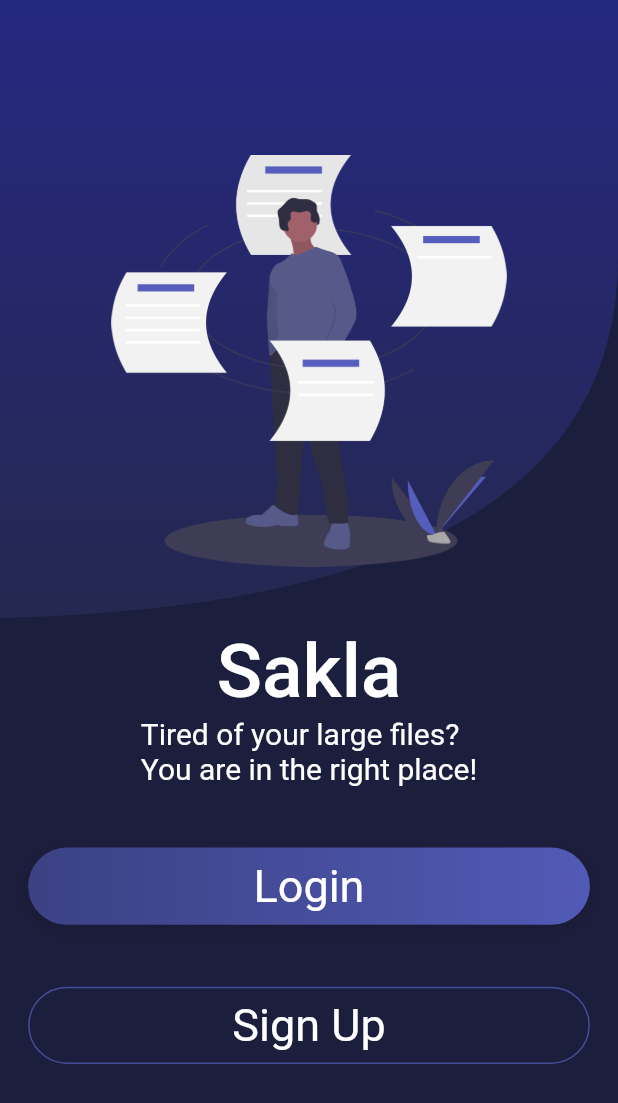
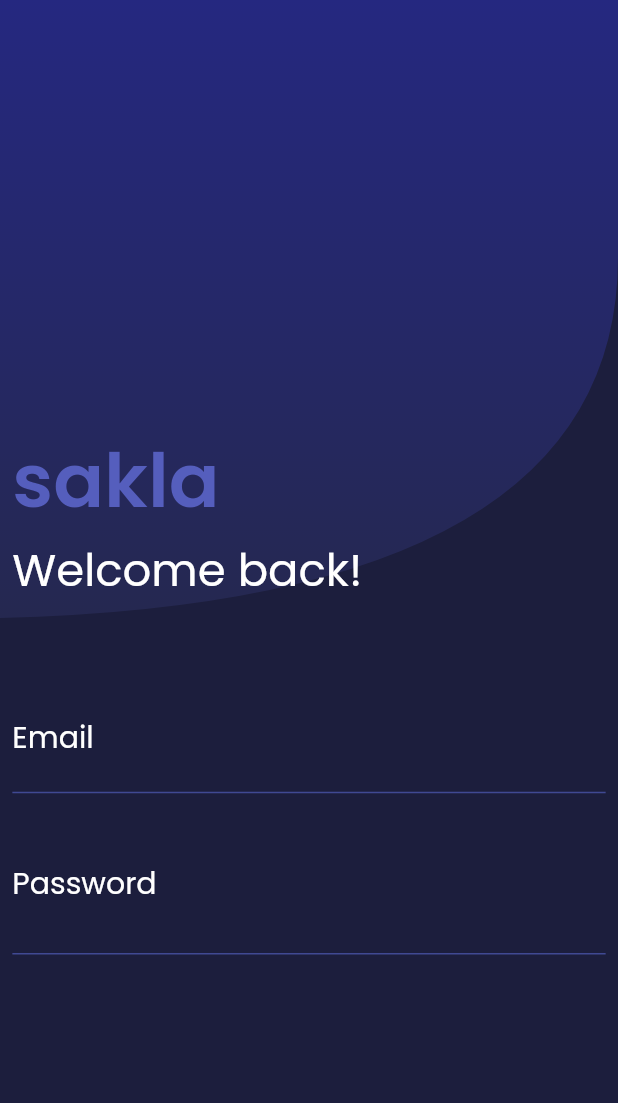
Before and after one commit to ferhatiltas/sakla-mobil, a Flutter app: the screen it shows after launch, after a tap on "Login", on a phone screen of 412 x 824 dp. Shown: the top 1103 px of the screen. Run offline on Flutter 3.47's test engine with Material 2 defaults, Android fonts, the phone set to English and light mode, and no system bars; our stand-ins replace google_fonts.

Commit message:
add:login page

```diff
--- a/lib/main.dart
+++ b/lib/main.dart
@@ -1,4 +1,5 @@
 import 'package:flutter/material.dart';
+import 'package:google_fonts/google_fonts.dart';
 import 'package:sakla/view/auth/splash_view.dart';
 
 void main() {
@@ -12,7 +13,7 @@ class MyApp extends StatelessWidget {
       debugShowCheckedModeBanner: false,
       title: 'Sakla',
       theme: ThemeData(
-        primarySwatch: Colors.blue,
+        fontFamily: GoogleFonts.poppins().fontFamily,
       ),
       home: SplshView(),
     );
--- /dev/null
+++ b/lib/view/auth/login/login_view.dart
@@ -0,0 +1,132 @@
+import 'package:flutter/material.dart';
+
+import 'package:sakla/core/components/bezier_container.dart';
+import 'package:sakla/core/extension/context_extension.dart';
+
+class LoginView extends StatefulWidget {
+  @override
+  _LoginViewState createState() => _LoginViewState();
+}
+
+class _LoginViewState extends State<LoginView> {
+  bool isPasswordShow = true;
+
+  @override
+  Widget build(BuildContext context) {
+    return Scaffold(
+      backgroundColor: Color(0xff1C1E3D),
+      body: Container(
+        height: context.height,
+        child: Stack(
+          children: [
+            Positioned(child: BezierContainer()),
+            Padding(
+              padding: context.paddingLow,
+              child: Column(
+                crossAxisAlignment: CrossAxisAlignment.start,
+                children: [
+                  SizedBox(
+                    height: context.height / 3,
+                  ),
+                  Text(
+                    'sakla',
+                    style: TextStyle(
+                        color: Color(0xff555EBD),
+                        fontSize: 50,
+                        fontWeight: FontWeight.w600),
+                  ),
+                  Text(
+                    'Welcome back!',
+                    style: TextStyle(
+                        color: Colors.white,
+                        fontSize: 30,
+                        fontWeight: FontWeight.w400),
+                  ),
+                  SizedBox(
+                    height: context.height / 15,
+                  ),
+                  TextFormField(
+                    cursorColor: Colors.white,
+                    style: TextStyle(color: Colors.white, fontSize: 20),
+                    decoration: InputDecoration(
+                      labelText: 'Email',
+                      labelStyle: TextStyle(color: Colors.white),
+                      enabledBorder: UnderlineInputBorder(
+                        borderSide: BorderSide(color: Color(0xff404993)),
+                      ),
+                      focusedBorder: UnderlineInputBorder(
+                        borderSide: BorderSide(color: Colors.white),
+                      ),
+                    ),
+                  ),
+                  SizedBox(
+                    height: context.height / 50,
+                  ),
+                  TextFormField(
+                    cursorColor: Colors.white,
+                    obscureText: isPasswordShow,
+                    style: TextStyle(color: Colors.white, fontSize: 20),
+                    decoration: InputDecoration(
+                      suffix: IconButton(
+                        icon: Icon(
+                          isPasswordShow
+                              ? Icons.visibility
+                              : Icons.visibility_off,
+                          color: Colors.white,
+                        ),
+                        onPressed: () {
+                          setState(() {
+                            isPasswordShow = !isPasswordShow;
+                          });
+                        },
+                      ),
+                      labelText: 'Password',
+                      labelStyle: TextStyle(color: Colors.white),
+                      enabledBorder: UnderlineInputBorder(
+                        borderSide: BorderSide(color: Color(0xff404993)),
+                      ),
+                      focusedBorder: UnderlineInputBorder(
+                        borderSide: BorderSide(color: Colors.white),
+                      ),
+                    ),
+                  ),
+                ],
+              ),
+            )
+          ],
+        ),
+      ),
+    );
+  }
+
+  InkWell buildLoginButton(BuildContext context) {
+    return InkWell(
+      borderRadius: BorderRadius.circular(50),
+      onTap: () {},
+      child: Ink(
+        width: context.width / 1.1,
+        height: context.height / 16,
+        decoration: BoxDecoration(
+          gradient: LinearGradient(
+              begin: Alignment.centerLeft,
+              end: Alignment.centerRight,
+              colors: [Color(0xff3B4183), Color(0xff515AB6)]),
+          boxShadow: [
+            BoxShadow(
+              color: Colors.black.withOpacity(0.1),
+              spreadRadius: 3,
+              blurRadius: 7,
+              offset: Offset(0, 3),
+            ),
+          ],
+          color: Color(0xffED7917),
+          borderRadius: BorderRadius.circular(50),
+        ),
+        child: Center(
+          child: Text('Login',
+              style: TextStyle(fontSize: 30, color: Colors.white)),
+        ),
+      ),
+    );
+  }
+}
--- a/lib/view/auth/splash_view.dart
+++ b/lib/view/auth/splash_view.dart
@@ -2,6 +2,8 @@ import 'package:flutter/material.dart';
 
 import 'package:sakla/core/components/bezier_container.dart';
 import 'package:sakla/core/extension/context_extension.dart';
+
+import 'login/login_view.dart';
 
 class SplshView extends StatelessWidget {
   @override
@@ -28,7 +30,7 @@ class SplshView extends StatelessWidget {
                   height: context.height / 20,
                 ),
                 Text(
-                  'Sakla',
+                  'sakla',
                   style: TextStyle(
                       color: Colors.white,
                       fontSize: 50,
@@ -60,7 +62,9 @@ class SplshView extends StatelessWidget {
   InkWell buildLoginButton(BuildContext context) {
     return InkWell(
       borderRadius: BorderRadius.circular(50),
-      onTap: () {},
+      onTap: () {
+        Navigator.push(context, MaterialPageRoute(builder: (_) => LoginView()));
+      },
       child: Ink(
         width: context.width / 1.1,
         height: context.height / 16,
@@ -97,18 +101,6 @@ class SplshView extends StatelessWidget {
         width: context.width / 1.1,
         decoration: BoxDecoration(
           border: Border.all(color: Color(0xff444C99)),
-          // gradient: LinearGradient(
-          //     begin: Alignment.centerLeft,
-          //     end: Alignment.centerRight,
-          //     colors: [Color(0xff3B4183), Color(0xff515AB6)]),
-          //boxShadow: [
-          //  BoxShadow(
-          //    color: Colors.black.withOpacity(0.1),
-          //    spreadRadius: 3,
-          //    blurRadius: 7,
-          //    offset: Offset(0, 3),
-          //  ),
-          //],
           color: Colors.transparent,
           borderRadius: BorderRadius.circular(50),
         ),
--- a/pubspec.yaml
+++ b/pubspec.yaml
@@ -11,16 +11,14 @@ environment:
 dependencies:
   flutter:
     sdk: flutter
-
+  google_fonts: ^2.0.0
 
 dev_dependencies:
   flutter_test:
     sdk: flutter
   pedantic: ^1.11.0
 
-
 flutter:
-
 
   uses-material-design: true
 
```
Also changed, not shown: pubspec.lock, 6 other files.
